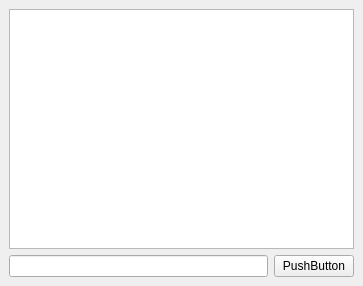
First picture: the form in wengophone/src/presentation/qt/chat/ChatWidget.ui, repository tkrotoff/WengoPhone, before the edit.
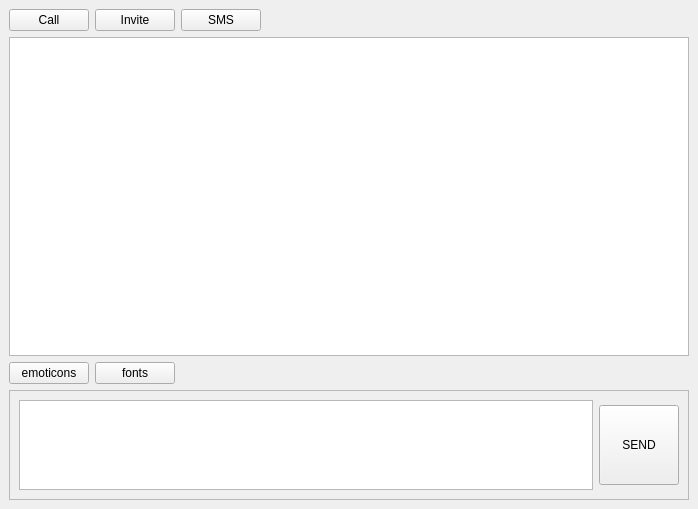
Second picture: the form after the edit.

```diff
--- a/wengophone/src/presentation/qt/chat/ChatWidget.ui
+++ b/wengophone/src/presentation/qt/chat/ChatWidget.ui
@@ -8,8 +8,8 @@
    <rect>
     <x>0</x>
     <y>0</y>
-    <width>363</width>
-    <height>286</height>
+    <width>698</width>
+    <height>509</height>
    </rect>
   </property>
   <property name="windowTitle" >
@@ -22,19 +22,153 @@
    <property name="spacing" >
     <number>6</number>
    </property>
-   <item row="2" column="0" >
-    <widget class="QLineEdit" name="lineEdit" />
+   <item row="0" column="1" >
+    <layout class="QHBoxLayout" >
+     <property name="margin" >
+      <number>0</number>
+     </property>
+     <property name="spacing" >
+      <number>6</number>
+     </property>
+     <item>
+      <widget class="QPushButton" name="pushButton" >
+       <property name="text" >
+        <string>Call</string>
+       </property>
+      </widget>
+     </item>
+     <item>
+      <widget class="QPushButton" name="pushButton_2" >
+       <property name="text" >
+        <string>Invite</string>
+       </property>
+      </widget>
+     </item>
+     <item>
+      <widget class="QPushButton" name="pushButton_3" >
+       <property name="text" >
+        <string>SMS</string>
+       </property>
+      </widget>
+     </item>
+     <item>
+      <spacer>
+       <property name="orientation" >
+        <enum>Qt::Horizontal</enum>
+       </property>
+       <property name="sizeHint" >
+        <size>
+         <width>40</width>
+         <height>20</height>
+        </size>
+       </property>
+      </spacer>
+     </item>
+    </layout>
+   </item>
+   <item row="1" column="1" >
+    <widget class="QTextBrowser" name="chatHistory" />
    </item>
    <item row="2" column="1" >
-    <widget class="QPushButton" name="sendButton" >
-     <property name="text" >
-      <string>PushButton</string>
+    <layout class="QHBoxLayout" >
+     <property name="margin" >
+      <number>0</number>
      </property>
+     <property name="spacing" >
+      <number>6</number>
+     </property>
+     <item>
+      <widget class="QPushButton" name="emoticonsButton" >
+       <property name="text" >
+        <string>emoticons</string>
+       </property>
+      </widget>
+     </item>
+     <item>
+      <widget class="QPushButton" name="fontButton" >
+       <property name="text" >
+        <string>fonts</string>
+       </property>
+      </widget>
+     </item>
+     <item>
+      <spacer>
+       <property name="orientation" >
+        <enum>Qt::Horizontal</enum>
+       </property>
+       <property name="sizeHint" >
+        <size>
+         <width>40</width>
+         <height>20</height>
+        </size>
+       </property>
+      </spacer>
+     </item>
+    </layout>
+   </item>
+   <item row="3" column="1" >
+    <widget class="QFrame" name="frame" >
+     <property name="maximumSize" >
+      <size>
+       <width>16777215</width>
+       <height>110</height>
+      </size>
+     </property>
+     <property name="frameShape" >
+      <enum>QFrame::StyledPanel</enum>
+     </property>
+     <property name="frameShadow" >
+      <enum>QFrame::Raised</enum>
+     </property>
+     <layout class="QGridLayout" >
+      <property name="margin" >
+       <number>9</number>
+      </property>
+      <property name="spacing" >
+       <number>6</number>
+      </property>
+      <item row="0" column="0" >
+       <layout class="QHBoxLayout" >
+        <property name="margin" >
+         <number>0</number>
+        </property>
+        <property name="spacing" >
+         <number>6</number>
+        </property>
+        <item>
+         <widget class="QTextEdit" name="chatEdit" >
+          <property name="maximumSize" >
+           <size>
+            <width>16777215</width>
+            <height>100</height>
+           </size>
+          </property>
+          <property name="html" >
+           <string>&lt;html>&lt;head>&lt;meta name="qrichtext" content="1" />&lt;/head>&lt;body style=" white-space: pre-wrap; font-family:MS Shell Dlg; font-size:8.25pt; font-weight:400; font-style:normal; text-decoration:none;">&lt;p style="-qt-paragraph-type:empty; margin-top:0px; margin-bottom:0px; margin-left:0px; margin-right:0px; -qt-block-indent:0; text-indent:0px; font-size:8pt;">&lt;/p>&lt;/body>&lt;/html></string>
+          </property>
+         </widget>
+        </item>
+        <item>
+         <widget class="QPushButton" name="sendButton" >
+          <property name="minimumSize" >
+           <size>
+            <width>0</width>
+            <height>80</height>
+           </size>
+          </property>
+          <property name="text" >
+           <string>SEND</string>
+          </property>
+          <property name="flat" >
+           <bool>false</bool>
+          </property>
+         </widget>
+        </item>
+       </layout>
+      </item>
+     </layout>
     </widget>
    </item>
-   <item rowspan="2" row="0" column="0" colspan="2" >
-    <widget class="QListWidget" name="listWidget" />
-   </item>
   </layout>
  </widget>
  <pixmapfunction></pixmapfunction>
```
Left out of the diff: 8 changed lines with no effect on the pictures.
